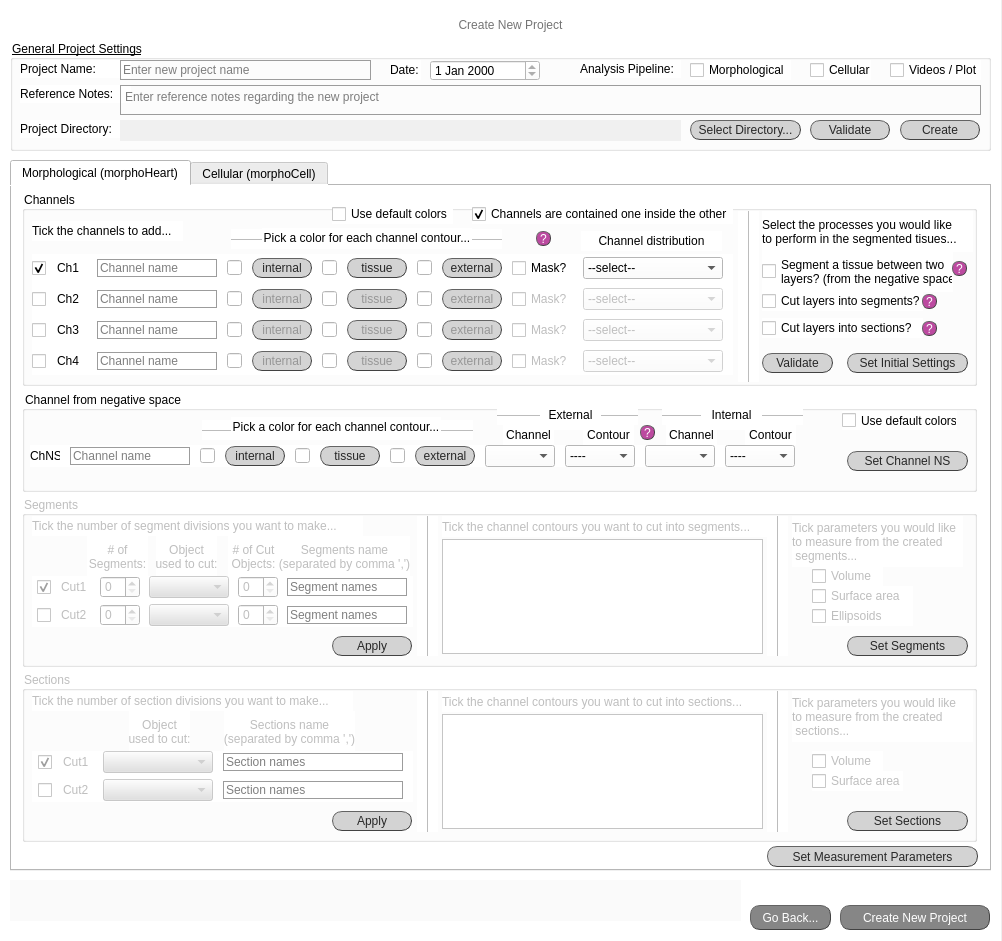
Qt form new_project_screen.ui (jsanchez679/morphoHeart_rev) before a commit.
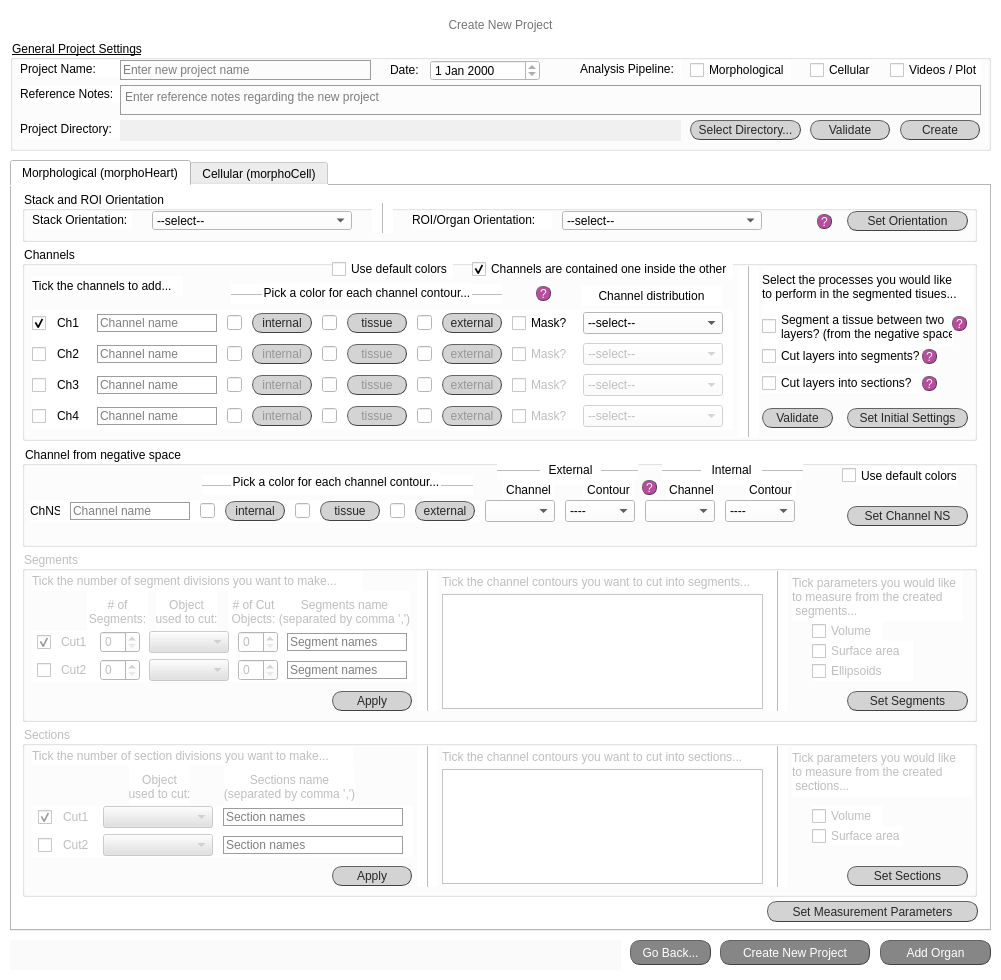
The same form after that commit.

Commit message: Created set meas param and other screens, now connect to code

What changed in the file:
```diff
--- a/new_project_screen.ui
+++ b/new_project_screen.ui
@@ -6,8 +6,8 @@
    <rect>
     <x>0</x>
     <y>0</y>
-    <width>1002</width>
-    <height>941</height>
+    <width>1001</width>
+    <height>980</height>
    </rect>
   </property>
   <property name="windowTitle">
@@ -19,7 +19,7 @@
      <x>0</x>
      <y>0</y>
      <width>1001</width>
-     <height>941</height>
+     <height>981</height>
     </rect>
    </property>
    <property name="mouseTracking">
@@ -33,7 +33,7 @@
      <rect>
       <x>0</x>
       <y>10</y>
-      <width>1021</width>
+      <width>1001</width>
       <height>31</height>
      </rect>
     </property>
@@ -486,7 +486,7 @@
       <x>10</x>
       <y>160</y>
       <width>981</width>
-      <height>711</height>
+      <height>771</height>
      </rect>
     </property>
     <property name="layoutDirection">
@@ -521,7 +521,7 @@
       <property name="geometry">
        <rect>
         <x>10</x>
-        <y>485</y>
+        <y>540</y>
         <width>955</width>
         <height>171</height>
        </rect>
@@ -1147,7 +1147,7 @@
       <property name="geometry">
        <rect>
         <x>10</x>
-        <y>5</y>
+        <y>60</y>
         <width>955</width>
         <height>195</height>
        </rect>
@@ -3323,7 +3323,7 @@
       <property name="geometry">
        <rect>
         <x>10</x>
-        <y>205</y>
+        <y>260</y>
         <width>955</width>
         <height>101</height>
        </rect>
@@ -3880,7 +3880,7 @@
       <widget class="QPushButton" name="q_segm_2">
        <property name="geometry">
         <rect>
-         <x>618</x>
+         <x>620</x>
          <y>34</y>
          <width>15</width>
          <height>15</height>
@@ -4114,7 +4114,7 @@
       <property name="geometry">
        <rect>
         <x>10</x>
-        <y>310</y>
+        <y>365</y>
         <width>955</width>
         <height>171</height>
        </rect>
@@ -4873,7 +4873,7 @@
       <property name="geometry">
        <rect>
         <x>755</x>
-        <y>660</y>
+        <y>715</y>
         <width>211</width>
         <height>21</height>
        </rect>
@@ -4899,6 +4899,298 @@
        <string>Set Measurement Parameters</string>
       </property>
      </widget>
+     <widget class="QGroupBox" name="set_orientation">
+      <property name="geometry">
+       <rect>
+        <x>10</x>
+        <y>5</y>
+        <width>955</width>
+        <height>51</height>
+       </rect>
+      </property>
+      <property name="sizePolicy">
+       <sizepolicy hsizetype="Preferred" vsizetype="Expanding">
+        <horstretch>0</horstretch>
+        <verstretch>0</verstretch>
+       </sizepolicy>
+      </property>
+      <property name="styleSheet">
+       <string notr="true">QGroupBox#set_orientation{font: 25 italic 10pt &quot;Calibri Light&quot;;}
+
+</string>
+      </property>
+      <property name="title">
+       <string>Stack and ROI Orientation</string>
+      </property>
+      <widget class="QPushButton" name="button_set_orient">
+       <property name="geometry">
+        <rect>
+         <x>825</x>
+         <y>20</y>
+         <width>121</width>
+         <height>20</height>
+        </rect>
+       </property>
+       <property name="autoFillBackground">
+        <bool>false</bool>
+       </property>
+       <property name="styleSheet">
+        <string notr="true">QPushButton{border-radius:10px;
+border-width: 1px;
+border-style: outset;
+border-color: rgb(66, 66, 66);
+background-color: rgb(211, 211, 211);
+color: rgb(39, 39, 39);
+font: 10pt &quot;Calibri Light&quot;;}
+
+QPushButton:hover{
+background-color: #eb6fbd;
+border-color: #672146
+}</string>
+       </property>
+       <property name="text">
+        <string>Set Orientation</string>
+       </property>
+       <property name="checkable">
+        <bool>true</bool>
+       </property>
+      </widget>
+      <widget class="QPushButton" name="q_orient">
+       <property name="geometry">
+        <rect>
+         <x>795</x>
+         <y>23</y>
+         <width>15</width>
+         <height>15</height>
+        </rect>
+       </property>
+       <property name="styleSheet">
+        <string notr="true">QPushButton{border-radius:7px;
+border-width: 1px;
+border-style: outset;
+border-color: rgb(66, 66, 66);
+background-color: rgba(162, 0, 122,180);
+color: rgb(255, 255, 255);
+font: 9pt &quot;Calibri Light&quot;;}
+
+QPushButton:hover{
+background-color: rgb(0, 0, 0);
+border-color: #672146
+}</string>
+       </property>
+       <property name="text">
+        <string>?</string>
+       </property>
+      </widget>
+      <widget class="QComboBox" name="cB_stack_orient">
+       <property name="enabled">
+        <bool>true</bool>
+       </property>
+       <property name="geometry">
+        <rect>
+         <x>130</x>
+         <y>20</y>
+         <width>200</width>
+         <height>19</height>
+        </rect>
+       </property>
+       <property name="sizePolicy">
+        <sizepolicy hsizetype="Fixed" vsizetype="Fixed">
+         <horstretch>0</horstretch>
+         <verstretch>0</verstretch>
+        </sizepolicy>
+       </property>
+       <property name="minimumSize">
+        <size>
+         <width>200</width>
+         <height>0</height>
+        </size>
+       </property>
+       <property name="maximumSize">
+        <size>
+         <width>70</width>
+         <height>16777215</height>
+        </size>
+       </property>
+       <property name="styleSheet">
+        <string notr="true">font: 25 10pt &quot;Calibri Light&quot;;</string>
+       </property>
+       <item>
+        <property name="text">
+         <string>--select--</string>
+        </property>
+       </item>
+       <item>
+        <property name="text">
+         <string>anterior, ventral, left</string>
+        </property>
+       </item>
+       <item>
+        <property name="text">
+         <string>top, front, left</string>
+        </property>
+       </item>
+       <item>
+        <property name="text">
+         <string>superior, anterior, left</string>
+        </property>
+       </item>
+       <item>
+        <property name="text">
+         <string>custom</string>
+        </property>
+       </item>
+      </widget>
+      <widget class="QLabel" name="lab_ch1_2">
+       <property name="geometry">
+        <rect>
+         <x>10</x>
+         <y>20</y>
+         <width>100</width>
+         <height>18</height>
+        </rect>
+       </property>
+       <property name="sizePolicy">
+        <sizepolicy hsizetype="Fixed" vsizetype="Fixed">
+         <horstretch>0</horstretch>
+         <verstretch>0</verstretch>
+        </sizepolicy>
+       </property>
+       <property name="minimumSize">
+        <size>
+         <width>100</width>
+         <height>18</height>
+        </size>
+       </property>
+       <property name="maximumSize">
+        <size>
+         <width>30</width>
+         <height>16777215</height>
+        </size>
+       </property>
+       <property name="styleSheet">
+        <string notr="true">font: 25 10pt &quot;Calibri Light&quot;;</string>
+       </property>
+       <property name="text">
+        <string>Stack Orientation: </string>
+       </property>
+      </widget>
+      <widget class="Line" name="line_14">
+       <property name="geometry">
+        <rect>
+         <x>350</x>
+         <y>12</y>
+         <width>21</width>
+         <height>30</height>
+        </rect>
+       </property>
+       <property name="styleSheet">
+        <string notr="true">color:rgb(188, 188, 188)</string>
+       </property>
+       <property name="frameShadow">
+        <enum>QFrame::Plain</enum>
+       </property>
+       <property name="midLineWidth">
+        <number>2</number>
+       </property>
+       <property name="orientation">
+        <enum>Qt::Vertical</enum>
+       </property>
+      </widget>
+      <widget class="QLabel" name="lab_ch1_3">
+       <property name="geometry">
+        <rect>
+         <x>390</x>
+         <y>20</y>
+         <width>140</width>
+         <height>18</height>
+        </rect>
+       </property>
+       <property name="sizePolicy">
+        <sizepolicy hsizetype="Fixed" vsizetype="Fixed">
+         <horstretch>0</horstretch>
+         <verstretch>0</verstretch>
+        </sizepolicy>
+       </property>
+       <property name="minimumSize">
+        <size>
+         <width>140</width>
+         <height>18</height>
+        </size>
+       </property>
+       <property name="maximumSize">
+        <size>
+         <width>30</width>
+         <height>16777215</height>
+        </size>
+       </property>
+       <property name="styleSheet">
+        <string notr="true">font: 25 10pt &quot;Calibri Light&quot;;</string>
+       </property>
+       <property name="text">
+        <string>ROI/Organ Orientation: </string>
+       </property>
+      </widget>
+      <widget class="QComboBox" name="cB_roi_orient">
+       <property name="enabled">
+        <bool>true</bool>
+       </property>
+       <property name="geometry">
+        <rect>
+         <x>540</x>
+         <y>20</y>
+         <width>200</width>
+         <height>19</height>
+        </rect>
+       </property>
+       <property name="sizePolicy">
+        <sizepolicy hsizetype="Fixed" vsizetype="Fixed">
+         <horstretch>0</horstretch>
+         <verstretch>0</verstretch>
+        </sizepolicy>
+       </property>
+       <property name="minimumSize">
+        <size>
+         <width>200</width>
+         <height>0</height>
+        </size>
+       </property>
+       <property name="maximumSize">
+        <size>
+         <width>70</width>
+         <height>16777215</height>
+        </size>
+       </property>
+       <property name="styleSheet">
+        <string notr="true">font: 25 10pt &quot;Calibri Light&quot;;</string>
+       </property>
+       <item>
+        <property name="text">
+         <string>--select--</string>
+        </property>
+       </item>
+       <item>
+        <property name="text">
+         <string>anterior, ventral, left</string>
+        </property>
+       </item>
+       <item>
+        <property name="text">
+         <string>top, front, left</string>
+        </property>
+       </item>
+       <item>
+        <property name="text">
+         <string>superior, anterior, left</string>
+        </property>
+       </item>
+       <item>
+        <property name="text">
+         <string>custom</string>
+        </property>
+       </item>
+      </widget>
+     </widget>
      <zorder>set_sect</zorder>
      <zorder>set_channels</zorder>
      <zorder>set_chNS</zorder>
@@ -4940,8 +5232,8 @@
    <widget class="QPushButton" name="button_new_proj">
     <property name="geometry">
      <rect>
-      <x>840</x>
-      <y>905</y>
+      <x>720</x>
+      <y>940</y>
       <width>150</width>
       <height>25</height>
      </rect>
@@ -4971,8 +5263,8 @@
    <widget class="QPushButton" name="button_go_back">
     <property name="geometry">
      <rect>
-      <x>750</x>
-      <y>905</y>
+      <x>630</x>
+      <y>940</y>
       <width>81</width>
       <height>25</height>
      </rect>
@@ -5003,9 +5295,9 @@
     <property name="geometry">
      <rect>
       <x>10</x>
-      <y>880</y>
-      <width>731</width>
-      <height>41</height>
+      <y>940</y>
+      <width>611</width>
+      <height>30</height>
      </rect>
     </property>
     <property name="styleSheet">
@@ -5024,6 +5316,37 @@
      <bool>true</bool>
     </property>
    </widget>
+   <widget class="QPushButton" name="button_new_proj_2">
+    <property name="geometry">
+     <rect>
+      <x>880</x>
+      <y>940</y>
+      <width>111</width>
+      <height>25</height>
+     </rect>
+    </property>
+    <property name="styleSheet">
+     <string notr="true">QPushButton{border-radius:10px;
+border-width: 1px;
+border-style: outset;
+border-color: rgb(66, 66, 66);
+background-color: rgb(134, 134, 134); 
+color: rgb(255, 255, 255);
+font: 11pt &quot;Calibri&quot;;}
+
+QPushButton:hover{
+	background-color: rgba(162, 0, 122,180);
+	border-color: rgba(162, 0, 122,180);
+	border-width: 2px}
+</string>
+    </property>
+    <property name="text">
+     <string>Add Organ</string>
+    </property>
+    <property name="checkable">
+     <bool>true</bool>
+    </property>
+   </widget>
   </widget>
  </widget>
  <resources>
```
Left out of the diff: 7 changed lines with no effect on the pictures. The commit also changes 5 other files.
